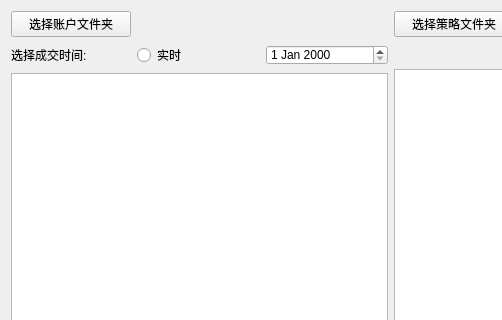
First picture: the form in generateportfolioform.ui, repository lishengze/QT-study, before the edit; both pictures show x 0 to 502 and y 0 to 320 of the 1166 by 871 pixel window.
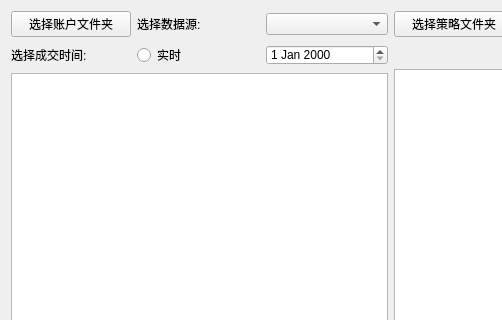
Second picture: the form after the edit.

Commit message: add datasource choice

The edit to the form file:
```diff
--- a/generateportfolioform.ui
+++ b/generateportfolioform.ui
@@ -56,6 +56,16 @@
        </property>
       </widget>
      </item>
+     <item row="2" column="1">
+      <widget class="QLabel" name="label_2">
+       <property name="text">
+        <string>选择数据源:</string>
+       </property>
+      </widget>
+     </item>
+     <item row="2" column="2">
+      <widget class="QComboBox" name="datasource_comboBox"/>
+     </item>
     </layout>
    </item>
    <item row="0" column="1">
```
The commit also changes 19 other files.
